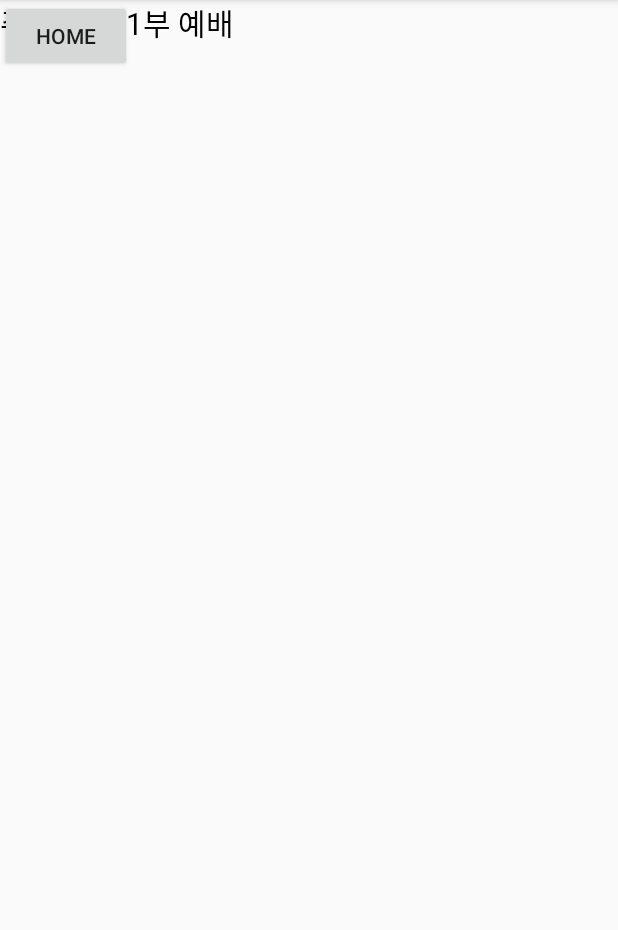
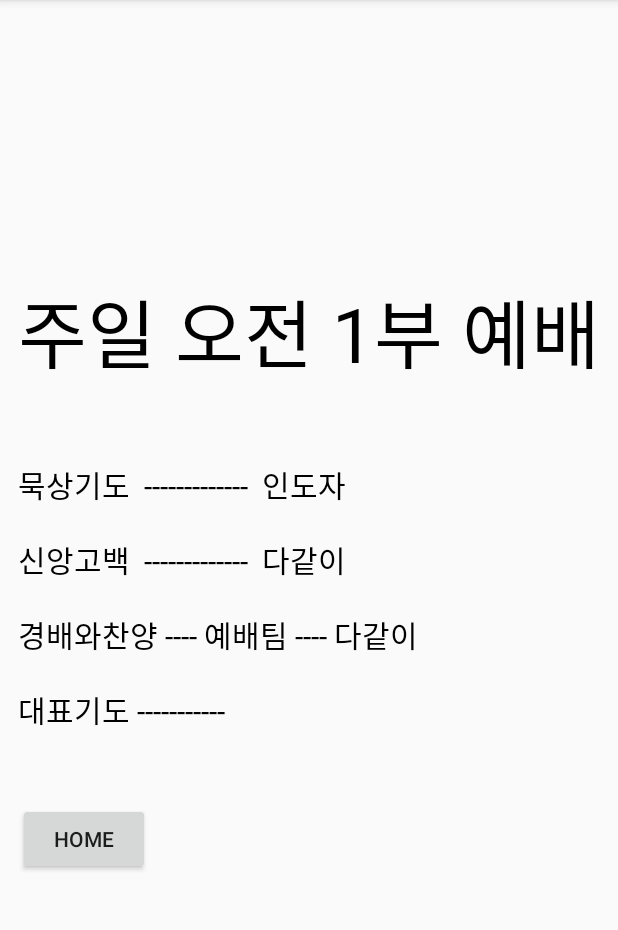
Before and after one commit to HyeeunShin/SVC_Application, an Android app: the ZuboActivity screen opened directly, with no data from a screen before it, on a phone screen of 412 x 824 dp, the part 84-1014 px from its top. Run offline under Robolectric (Android 15) with nearby library versions, the light colour scheme and no system bars.

Commit message:
주일 1부 layout xml

```diff
--- a/app/src/main/res/layout/fir_zubo_activity.xml
+++ b/app/src/main/res/layout/fir_zubo_activity.xml
@@ -1,33 +1,88 @@
 <?xml version="1.0" encoding="utf-8"?>
-<androidx.constraintlayout.widget.ConstraintLayout xmlns:android="http://schemas.android.com/apk/res/android"
-    xmlns:tools="http://schemas.android.com/tools"
-    android:layout_width="match_parent"
-    android:layout_height="match_parent">
+<RelativeLayout xmlns:android="http://schemas.android.com/apk/res/android"
+    android:layout_width="fill_parent"
+    android:layout_height="fill_parent"
+    android:gravity="center"
+    android:orientation="vertical"
+    >
 
 
     <TextView
-        android:id="@+id/zubo_textview"
+        android:id="@+id/fir_zubo_textview"
         android:layout_width="wrap_content"
         android:layout_height="wrap_content"
-        android:fontFamily="@font/baskin_b"
+        android:fontFamily="@font/kwontaek"
         android:text="주일 오전 1부 예배"
-        android:textAlignment="center"
+        android:textColor="#000000"
+        android:textSize="50sp" />
+
+    <TextView
+        android:id="@+id/fir_zubo_muksang"
+        android:layout_width="wrap_content"
+        android:layout_height="wrap_content"
+        android:fontFamily="@font/main_bold"
+        android:layout_below="@id/fir_zubo_textview"
+        android:layout_marginTop="50dp"
+
+        android:text="묵상기도  -------------  인도자"
         android:textColor="#000000"
         android:textSize="20sp"
-        tools:layout_editor_absoluteX="124dp"
-        tools:layout_editor_absoluteY="118dp" />
+        />
+    <TextView
+        android:id="@+id/fir_zubo_sinang"
+        android:layout_width="wrap_content"
+        android:layout_height="wrap_content"
+        android:layout_below="@id/fir_zubo_muksang"
+        android:layout_marginTop="20dp"
 
+        android:fontFamily="@font/main_bold"
+        android:text="신앙고백  -------------  다같이"
+        android:textColor="#000000"
+        android:textSize="20sp"
+        />
+    <TextView
+        android:id="@+id/fir_zubo_kyongbae"
+        android:layout_width="wrap_content"
+        android:layout_height="wrap_content"
+        android:layout_below="@id/fir_zubo_sinang"
+        android:layout_marginTop="20dp"
 
+        android:fontFamily="@font/main_bold"
+        android:text="경배와찬양 ---- 예배팀 ---- 다같이"
+        android:textColor="#000000"
+        android:textSize="20sp"
+        />
 
+    <TextView
+        android:id="@+id/fir_zubo_daepyo"
+        android:layout_width="wrap_content"
+        android:layout_height="wrap_content"
+        android:layout_below="@id/fir_zubo_kyongbae"
+        android:layout_marginTop="20dp"
 
+        android:fontFamily="@font/main_bold"
+        android:text="대표기도 -----------"
+        android:textColor="#000000"
+        android:textSize="20sp" />
 
+    <TextView
+        android:id="@+id/fir_zubo_represent_prayer"
+        android:layout_width="wrap_content"
+        android:layout_height="wrap_content"
+        android:layout_below="@id/fir_zubo_daepyo"
+        android:layout_marginTop="20dp"
 
+        android:fontFamily="@font/main_bold"
+        android:textColor="#000000"
+        android:textSize="20sp"
+        />
 
     <Button
         android:id="@+id/zb_Home_btn"
         android:layout_width="wrap_content"
         android:layout_height="wrap_content"
+        android:layout_below="@id/fir_zubo_represent_prayer"
         android:text="Home"
-        tools:layout_editor_absoluteX="152dp"
-        tools:layout_editor_absoluteY="526dp" />
-</androidx.constraintlayout.widget.ConstraintLayout>
+         />
+
+</RelativeLayout>
```
Also changed, not shown: app/src/main/res/layout/menu_activity.xml (+30 -29 lines), app/src/main/res/layout/sec_zubo_activity.xml (+97 -4 lines).
